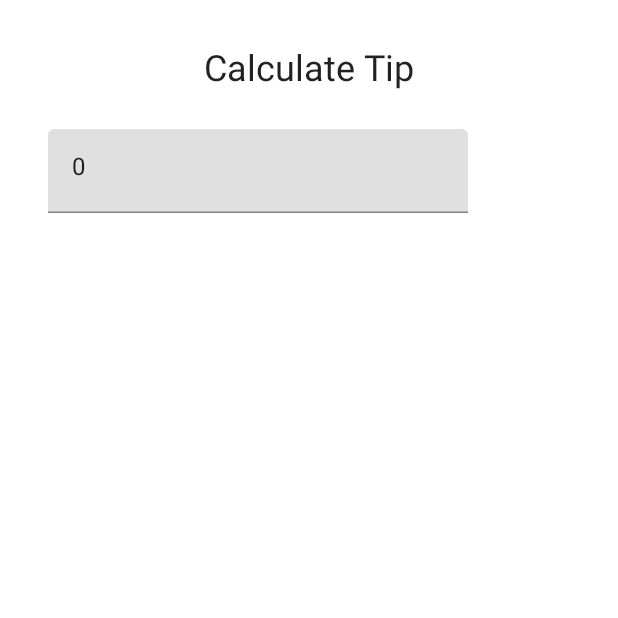
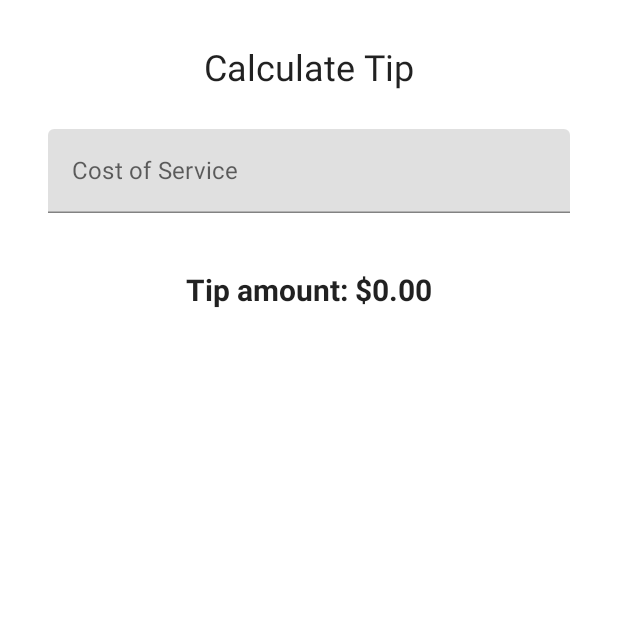
Before and after one commit to pavlogo/composeExercise, an Android app built with Jetpack Compose: the screen it shows after launch (MainActivity), on a phone screen of 412 x 824 dp, the top half of it. Run offline under Robolectric (Android 15) with nearby library versions, the phone set to English and light mode, and no system bars.

```diff
--- a/app/src/main/java/com/example/myapplication/MainActivity.kt
+++ b/app/src/main/java/com/example/myapplication/MainActivity.kt
@@ -4,11 +4,12 @@ import android.os.Bundle
 import androidx.activity.ComponentActivity
 import androidx.activity.compose.setContent
 import androidx.compose.foundation.layout.*
+import androidx.compose.foundation.text.KeyboardOptions
 import androidx.compose.material.MaterialTheme
 import androidx.compose.material.Surface
 import androidx.compose.material.Text
 import androidx.compose.material.TextField
-import androidx.compose.runtime.Composable
+import androidx.compose.runtime.*
 import androidx.compose.ui.Modifier
 import androidx.compose.ui.res.stringResource
 import androidx.compose.ui.tooling.preview.Preview
@@ -16,6 +17,11 @@ import androidx.compose.ui.unit.dp
 import androidx.compose.ui.unit.sp
 import com.example.myapplication.ui.theme.MyApplicationTheme
 import androidx.compose.ui.Alignment
+import androidx.compose.runtime.getValue
+import androidx.compose.runtime.setValue
+import androidx.compose.ui.text.font.FontWeight
+import androidx.compose.ui.text.input.KeyboardType
+import java.text.NumberFormat
 
 class MainActivity : ComponentActivity() {
     override fun onCreate(savedInstanceState: Bundle?) {
@@ -36,30 +42,60 @@ class MainActivity : ComponentActivity() {
 
 @Composable
 fun TipTimeScreen() {
+    var amountInput by remember { mutableStateOf("") }
+    val amount = amountInput.toDoubleOrNull() ?: 0.0
+    val tip = calculateTip(amount)
+
     Column(
         modifier = Modifier.padding(32.dp),
         verticalArrangement = Arrangement.spacedBy(8.dp)
     ) {
+
         Text(
             text = stringResource(R.string.calculate_tip),
             fontSize = 24.sp,
             modifier = Modifier.align(Alignment.CenterHorizontally)
         )
+
         Spacer(
             Modifier.height(10.dp)
         )
-        EditNumberField()
+
+        EditNumberField(value = amountInput,
+            onValueChange = { amountInput = it })
+
+        Spacer(Modifier.height(24.dp))
+
+        Text(
+            text = stringResource(R.string.tip_amount, tip),
+            modifier = Modifier.align(Alignment.CenterHorizontally),
+            fontSize = 20.sp,
+            fontWeight = FontWeight.Bold
+        )
     }
 }
 
 @Composable
-fun EditNumberField() {
-    val amountInput = "0"
+fun EditNumberField(
+    value: String,
+    onValueChange: (String) -> Unit
+) {
     TextField(
-        value = amountInput,
-        onValueChange = {},
-//        modifier = Modifier.line
+        value = value,
+        onValueChange = onValueChange,
+        label = { Text(stringResource(R.string.cost_of_service)) },
+        modifier = Modifier.fillMaxWidth(),
+        singleLine = true,
+        keyboardOptions = KeyboardOptions(keyboardType = KeyboardType.Number)
     )
+}
+
+private fun calculateTip(
+    amount: Double,
+    tipPercent: Double = 15.0
+) : String {
+    val tip = tipPercent / 100 * amount
+    return NumberFormat.getCurrencyInstance().format(tip)
 }
 
 @Preview(showBackground = true)
```
